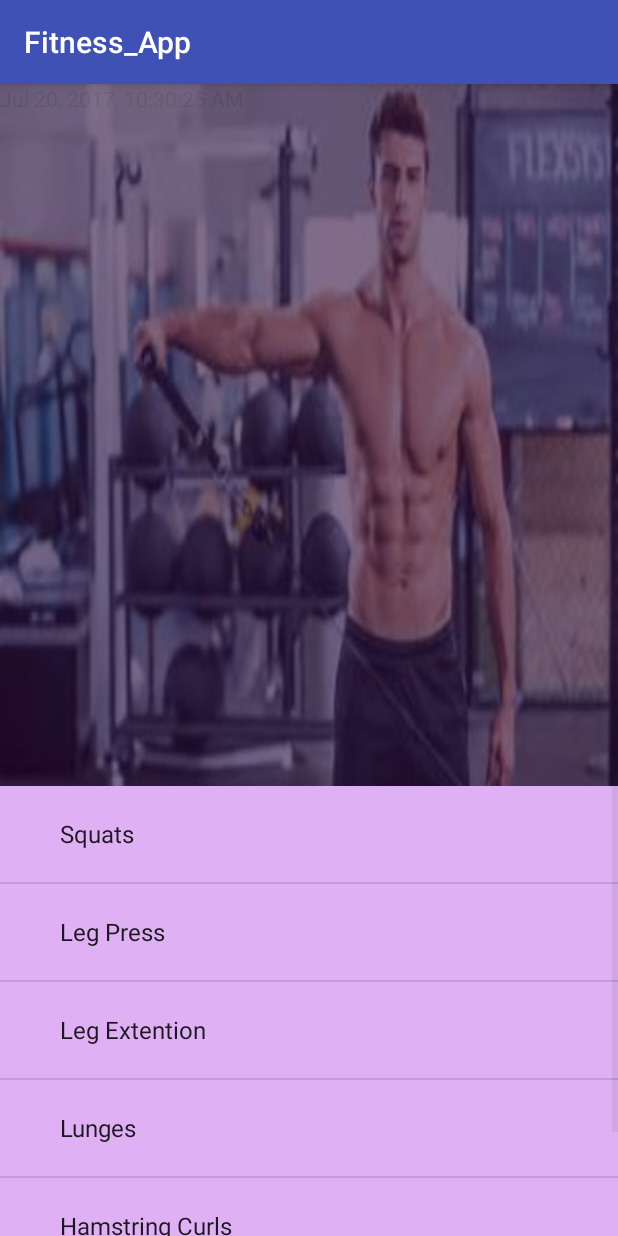
After one commit to dpr5/Active-Elite-Fitness-App, an Android app: the ShoulderWorkoutActivity screen opened directly, with no data from a screen before it, on a phone screen of 412 x 824 dp. The commit adds this screen. Run offline under Robolectric (Android 15) with nearby library versions, the phone set to English and light mode, and no system bars.

Commit message:
New Updates
More updates

```diff
--- /dev/null
+++ b/app/src/main/java/com/example/ranad_000/fitness_app/Activities/ShoulderWorkoutActivity.java
@@ -0,0 +1,37 @@
+package com.example.ranad_000.fitness_app.Activities;
+
+import android.support.v7.app.AppCompatActivity;
+import android.os.Bundle;
+import android.widget.ArrayAdapter;
+import android.widget.ImageView;
+import android.widget.ListAdapter;
+import android.widget.ListView;
+import android.widget.TextView;
+
+import com.example.ranad_000.fitness_app.R;
+
+import java.text.DateFormat;
+import java.util.Date;
+
+
+public class ShoulderWorkoutActivity extends AppCompatActivity {
+
+    @Override
+    protected void onCreate(Bundle savedInstanceState) {
+        super.onCreate(savedInstanceState);
+        setContentView(R.layout.activity_shoulder_workout);
+
+        String[] workouts = {"Squats", "Leg Press", "Leg Extention", "Lunges", "Hamstring Curls", "Calves"};
+        ListAdapter chestworkouts = new ArrayAdapter<String>(this, android.R.layout.simple_expandable_list_item_1, workouts);
+        ListView mylist = (ListView) findViewById(R.id.my_list);
+        mylist.setAdapter(chestworkouts);
+
+        TextView dateandtime = (TextView) findViewById(R.id.date_and_time);
+        String currentDateandTime = DateFormat.getDateTimeInstance().format(new Date());
+
+        dateandtime.setText(currentDateandTime);
+
+        ImageView logo = (ImageView) findViewById(R.id.leg_image);
+        logo.setAlpha(0.4f);
+    }
+}
--- a/app/src/main/java/com/example/ranad_000/fitness_app/Activities/WorkoutActivity.java
+++ b/app/src/main/java/com/example/ranad_000/fitness_app/Activities/WorkoutActivity.java
@@ -6,6 +6,7 @@ import android.support.v7.widget.LinearLayoutManager;
 import android.support.v7.widget.RecyclerView;
 import android.view.Menu;
 import android.view.MenuItem;
+import android.widget.AdapterView;
 
 import com.example.ranad_000.fitness_app.R;
 import com.example.ranad_000.fitness_app.Adapters.WorkoutAdapter;
@@ -34,6 +35,8 @@ public class WorkoutActivity extends AppCompatActivity {
 
         adapter = new WorkoutAdapter();
         recyclerView.setAdapter(adapter);
+
+
     }
 
     @Override
--- /dev/null
+++ b/app/src/main/res/layout/activity_shoulder_workout.xml
@@ -0,0 +1,49 @@
+<?xml version="1.0" encoding="utf-8"?>
+<RelativeLayout xmlns:android="http://schemas.android.com/apk/res/android"
+    xmlns:app="http://schemas.android.com/apk/res-auto"
+    xmlns:tools="http://schemas.android.com/tools"
+    android:layout_width="match_parent"
+    android:layout_height="match_parent"
+    tools:context="com.example.ranad_000.fitness_app.Activities.ShoulderWorkoutActivity">
+
+
+    <RelativeLayout
+        android:layout_width="fill_parent"
+        android:layout_height="200dp"
+        android:background="@color/purpledark"
+        android:layout_above="@+id/my_list"
+        android:layout_alignParentTop="true"
+        tools:layout_editor_absoluteY="0dp"
+        tools:layout_editor_absoluteX="0dp"
+        android:id="@+id/relativeLayout">
+
+    <TextView
+        android:layout_width="wrap_content"
+        android:layout_height="wrap_content"
+        android:id="@+id/date_and_time"
+        android:gravity="center_horizontal"/>
+
+    <ImageView
+        android:id="@+id/leg_image"
+        android:layout_width="wrap_content"
+        android:layout_height="wrap_content"
+        android:scaleType="fitXY"
+        android:src="@drawable/shoulder_image"
+        android:alpha="0.4"
+        android:layout_alignParentLeft="true"
+        android:layout_alignParentStart="true"
+        android:layout_alignParentRight="true"
+        android:layout_alignParentEnd="true"
+        android:layout_alignParentTop="true"
+        android:layout_alignParentBottom="true" />
+    </RelativeLayout>
+
+        <ListView
+            android:id="@+id/my_list"
+            android:layout_width="wrap_content"
+            android:layout_height="300dp"
+            android:background="@color/purplelight"
+            android:layout_alignParentBottom="true"
+            android:layout_alignParentLeft="true"
+            android:layout_alignParentStart="true" />
+</RelativeLayout>
--- a/app/src/main/res/values/colors.xml
+++ b/app/src/main/res/values/colors.xml
@@ -14,4 +14,14 @@
     <color name="logo_purple">#0007f6</color>
     <color name="logo_lightblue">#0098d8</color>
     <color name="white">#FFFFFF</color>
+
+
+    <!--
+    Leg workout Layout colors
+    -->
+
+    <color name="purplelight">#DFB1F4</color>
+    <color name="purplecenter">#8E5BA6</color>
+    <color name="purpledark">#2D0B3C</color>
+    <color name="purpledarker">#050007</color>
 </resources>
```
Also changed, not shown: app/src/main/AndroidManifest.xml (+9 -7 lines), app/src/main/java/com/example/ranad_000/fitness_app/Activities/LegWorkoutActivity.java (added, +36 -0 lines), app/src/main/java/com/example/ranad_000/fitness_app/Activities/MainActivity.java (+13 -0 lines), app/src/main/java/com/example/ranad_000/fitness_app/chestWorkoutActivity.java (+16 -4 lines), app/src/main/res/layout/activity_chest_workout.xml (+13 -1 lines), app/src/main/res/layout/activity_leg_workout.xml (added, +52 -0 lines), app/src/main/res/layout/activity_main.xml (+41 -42 lines), app/src/main/res/drawable/chest_image.jpg (added), app/src/main/res/drawable/leg_image.jpg (added), app/src/main/res/drawable/leg_image2.jpg (added), app/src/main/res/drawable/shoulder_image.jpg (added).
